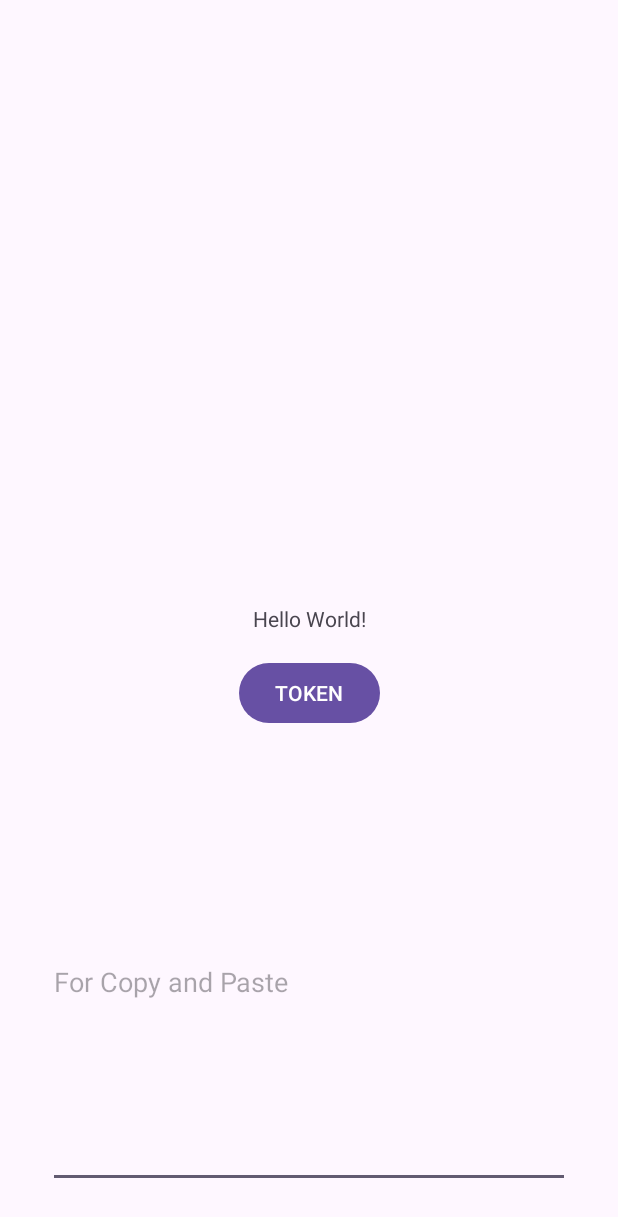
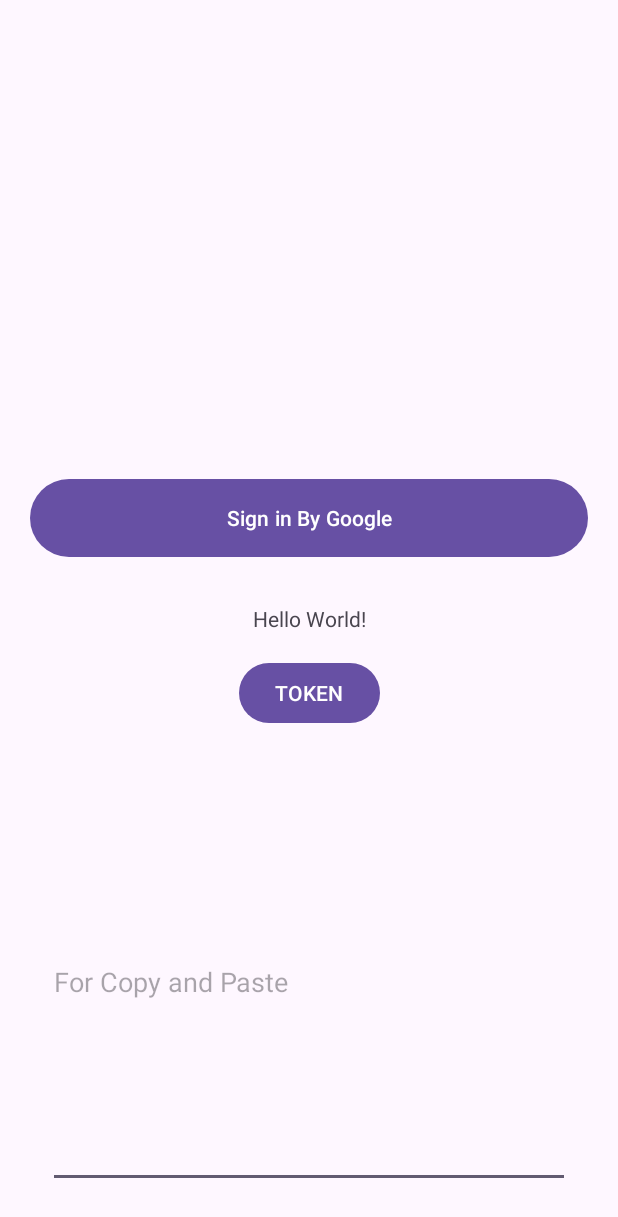
Before and after one commit to gust1billi/FirebaseNotifications, an Android app: the screen it shows after launch (MainActivity), on a phone screen of 412 x 824 dp. Shown: the top 1217 px of the screen. Run offline under Robolectric (Android 15) with nearby library versions, the phone set to English and light mode, and no system bars; our stand-ins replace Firebase (no records; nobody signed in at launch, a user with empty details on screens opened directly), Timber; 2 statements that could not run were skipped.

Commit message:
Firebase Database RT

```diff
--- a/app/src/main/java/com/example/firebasenotifications/MainActivity.java
+++ b/app/src/main/java/com/example/firebasenotifications/MainActivity.java
@@ -2,18 +2,26 @@ package com.example.firebasenotifications;
 
 import androidx.activity.result.ActivityResultLauncher;
 import androidx.activity.result.contract.ActivityResultContracts;
+import androidx.annotation.NonNull;
 import androidx.appcompat.app.AppCompatActivity;
 import androidx.core.content.ContextCompat;
 
+import android.content.Intent;
 import android.content.pm.PackageManager;
 import android.os.Build;
 import android.os.Bundle;
 import android.Manifest;
+import android.view.Menu;
+import android.view.MenuItem;
 import android.widget.Button;
 import android.widget.EditText;
 import android.widget.TextView;
 
+import com.google.firebase.auth.FirebaseAuth;
+import com.google.firebase.auth.FirebaseUser;
 import com.google.firebase.messaging.FirebaseMessaging;
+
+import java.io.Console;
 
 import timber.log.Timber;
 
@@ -21,9 +29,40 @@ public class MainActivity extends AppCompatActivity {
     private static final String TAG = "MAIN ACTIVITY";
     GlobalApp app = new GlobalApp();
 
-    Button token;
+    Button token, GSignIn;
     TextView hello;
     EditText tokenCopy;
+
+    private FirebaseAuth firebaseAuth;
+
+    @Override
+    protected void onStart() {
+        super.onStart();
+        // Check if user is signed in (non-null) and update UI accordingly.
+        FirebaseUser currentUser = firebaseAuth.getCurrentUser();
+        if(currentUser != null){
+//            reload();
+            Timber.tag( TAG ).e( "RELOAD ");
+        }
+    }
+
+    @Override
+    public boolean onCreateOptionsMenu(Menu menu) {
+        getMenuInflater().inflate( R.menu.main_menu, menu );
+        return true;
+    }
+
+    @Override
+    public boolean onOptionsItemSelected(@NonNull MenuItem item) {
+        if ( item.getItemId() == R.id.hello ){
+            Timber.tag( TAG ).e( "Hello" );
+        } else if ( item.getItemId() == R.id.signIn ){
+            Timber.tag( TAG ).e( "Sign In ");
+            Intent i = new Intent( MainActivity.this, SignInActivity.class );
+            startActivity( i );
+        }
+        return super.onOptionsItemSelected(item);
+    }
 
     private final ActivityResultLauncher<String> requestPermissionLauncher =
             registerForActivityResult(new ActivityResultContracts.RequestPermission(),
@@ -38,8 +77,6 @@ public class MainActivity extends AppCompatActivity {
         super.onCreate(savedInstanceState);
         setContentView(R.layout.activity_main);
 
-        initProjectTest();
-
         token = findViewById( R.id.tokenBtn );
         hello = findViewById( R.id.hello );
         tokenCopy = findViewById( R.id.edit_text_id );
@@ -50,6 +87,15 @@ public class MainActivity extends AppCompatActivity {
         firebaseSubscribeToTopic("ESports");
         firebaseSubscribeToTopic("Programming");
         firebaseSubscribeToTopic("Manga");
+
+        GSignIn = findViewById( R.id.signInByGoogle );
+        GSignIn.setOnClickListener( view -> {
+            Intent i = new Intent( MainActivity.this, SignInActivity.class );
+            startActivity( i );
+        });
+
+        firebaseAuth = FirebaseAuth.getInstance();
+
     }
 
     private void firebaseSubscribeToTopic(String topic) {
@@ -81,12 +127,6 @@ public class MainActivity extends AppCompatActivity {
                 });
     }
 
-    private void initProjectTest() {
-        Utils.showToast( MainActivity.this, "HELLO WORLD!" );
-//        Timber.tag(TAG).e("bruh");
-        Timber.i( "Custom Logs");
-    }
-
     private void askNotificationPermission() {
         // This is only necessary for API level >= 33 (TIRAMISU)
         if (Build.VERSION.SDK_INT >= Build.VERSION_CODES.TIRAMISU) {
--- a/app/src/main/res/layout/activity_main.xml
+++ b/app/src/main/res/layout/activity_main.xml
@@ -37,4 +37,17 @@
         android:hint="@string/copy_paste"
         android:inputType="text" />
 
+    <Button
+        android:id="@+id/signInByGoogle"
+        android:layout_width="match_parent"
+        android:layout_height="60dp"
+        android:layout_margin="20dp"
+        android:layout_marginBottom="100dp"
+        android:text="Sign in By Google"
+        app:layout_constraintBottom_toBottomOf="parent"
+        app:layout_constraintTop_toTopOf="parent"
+        app:layout_constraintVertical_bias="0.408"
+        tools:layout_editor_absoluteX="8dp" />
+
+
 </androidx.constraintlayout.widget.ConstraintLayout>
--- /dev/null
+++ b/app/src/main/res/menu/main_menu.xml
@@ -0,0 +1,12 @@
+<?xml version="1.0" encoding="utf-8"?>
+<menu xmlns:android="http://schemas.android.com/apk/res/android">
+
+    <item
+        android:id="@+id/hello"
+        android:title="Hello World!"
+        />
+    <item
+        android:id="@+id/signIn"
+        android:title="Sign In UI"
+        />
+</menu>
--- a/app/src/main/res/values-night/themes.xml
+++ b/app/src/main/res/values-night/themes.xml
@@ -1,6 +1,6 @@
 <resources xmlns:tools="http://schemas.android.com/tools">
     <!-- Base application theme. -->
-    <style name="Base.Theme.FirebaseNotifications" parent="Theme.Material3.DayNight.NoActionBar">
+    <style name="Base.Theme.FirebaseNotifications" parent="Theme.Material3.DynamicColors.DayNight.NoActionBar">
         <!-- Customize your dark theme here. -->
         <!-- <item name="colorPrimary">@color/my_dark_primary</item> -->
     </style>
--- a/app/src/main/res/values/strings.xml
+++ b/app/src/main/res/values/strings.xml
@@ -2,4 +2,5 @@
     <string name="app_name">FirebaseNotifications</string>
     <string name="copy_paste">For Copy and Paste</string>
     <string name="token">TOKEN</string>
+    <string name="default_web_client_id">626504355731-k91ob454u3nmisejjs84l89qr6n8428l.apps.googleusercontent.com</string>
 </resources>
--- a/build.gradle.kts
+++ b/build.gradle.kts
@@ -5,4 +5,5 @@ plugins {
 
     // Add the dependency for the Performance Monitoring Gradle plugin
     id("com.google.firebase.firebase-perf") version "1.4.2" apply false
+    id("com.google.firebase.crashlytics") version "3.0.2" apply false
 }
```
Also changed, not shown: app/build.gradle.kts (+12 -3 lines), app/src/main/AndroidManifest.xml (+7 -4 lines), app/src/main/java/com/example/firebasenotifications/SignInActivity.java (added, +147 -0 lines), app/src/main/res/layout/activity_sign_in.xml (added, +46 -0 lines), 1 other file.
